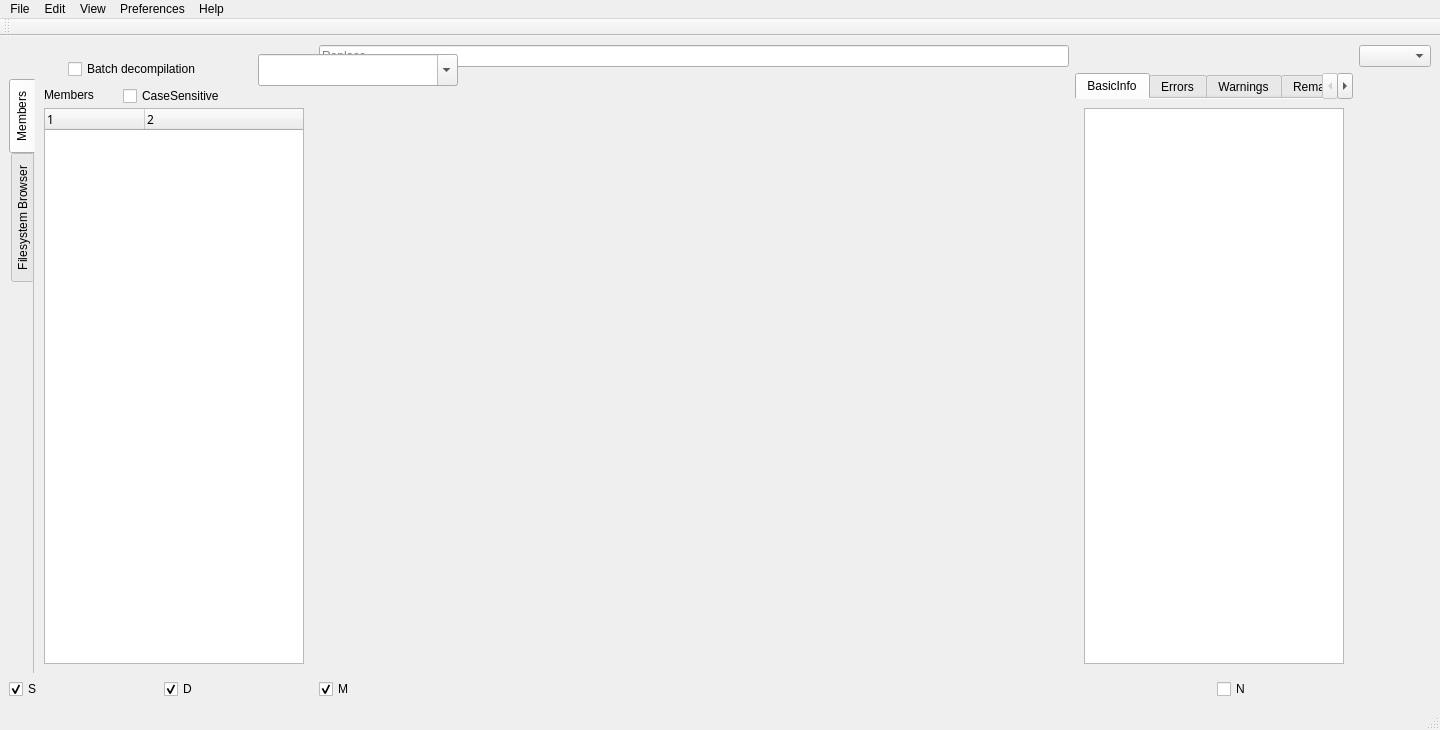
ic005k/Xiasl, file mainwindow.ui: the form before one commit.
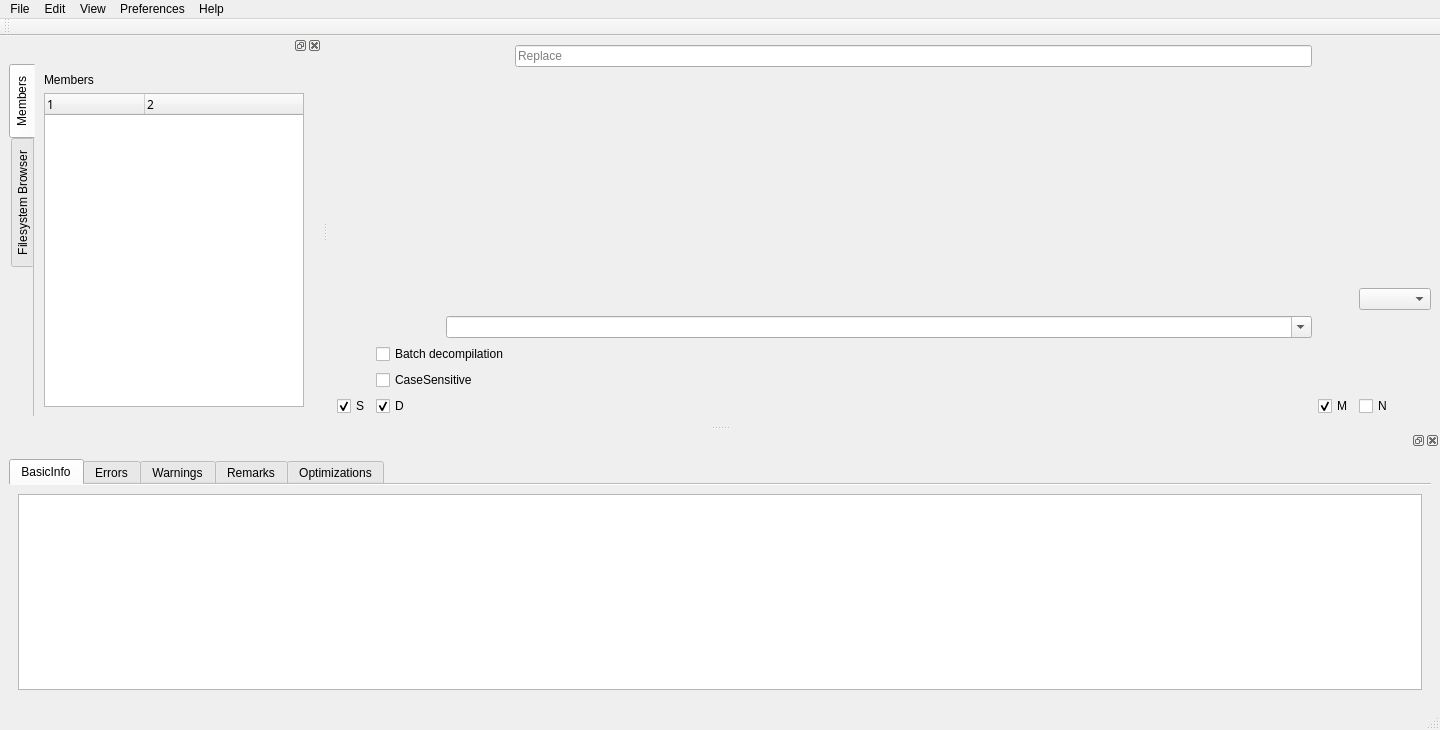
The form after the commit. The open tabs and pages were chosen to show the change. Icons and pictures are not drawn. Custom widgets are drawn as their Qt base class.

Patch:
```diff
--- a/mainwindow.ui
+++ b/mainwindow.ui
@@ -18,222 +18,80 @@
     <normaloff>:/icon/icon.png</normaloff>:/icon/icon.png</iconset>
   </property>
   <widget class="QWidget" name="centralwidget">
-   <layout class="QGridLayout" name="gridLayout_9">
-    <item row="0" column="6">
+   <layout class="QGridLayout" name="gridLayout_12">
+    <item row="0" column="3">
+     <widget class="QLineEdit" name="editReplace">
+      <property name="placeholderText">
+       <string>Replace</string>
+      </property>
+     </widget>
+    </item>
+    <item row="1" column="1" colspan="3">
+     <layout class="QGridLayout" name="gridLayout_10"/>
+    </item>
+    <item row="1" column="4" colspan="2">
+     <widget class="MyTabWidget" name="tabWidget_textEdit" native="true">
+      <property name="currentIndex" stdset="0">
+       <number>-1</number>
+      </property>
+      <property name="usesScrollButtons" stdset="0">
+       <bool>true</bool>
+      </property>
+      <property name="documentMode" stdset="0">
+       <bool>true</bool>
+      </property>
+      <property name="tabsClosable" stdset="0">
+       <bool>false</bool>
+      </property>
+      <property name="movable" stdset="0">
+       <bool>true</bool>
+      </property>
+      <property name="tabBarAutoHide" stdset="0">
+       <bool>true</bool>
+      </property>
+     </widget>
+    </item>
+    <item row="2" column="5">
      <widget class="QComboBox" name="cboxCompilationOptions">
       <property name="toolTip">
        <string>Compilation options</string>
       </property>
      </widget>
     </item>
-    <item row="1" column="4" rowspan="2" colspan="2">
-     <widget class="QTabWidget" name="tabWidget">
-      <property name="currentIndex">
-       <number>0</number>
+    <item row="3" column="2" colspan="2">
+     <widget class="QComboBox" name="editFind">
+      <property name="toolTip">
+       <string/>
       </property>
-      <property name="documentMode">
+      <property name="editable">
        <bool>true</bool>
       </property>
-      <widget class="QWidget" name="tabBasicInfo">
-       <attribute name="title">
-        <string>BasicInfo</string>
-       </attribute>
-       <layout class="QGridLayout" name="gridLayout_2">
-        <item row="0" column="0">
-         <widget class="QTextEdit" name="editShowMsg">
-          <property name="font">
-           <font>
-            <family>SauceCodePro Nerd Font</family>
-           </font>
-          </property>
-          <property name="lineWrapMode">
-           <enum>QTextEdit::NoWrap</enum>
-          </property>
-          <property name="readOnly">
-           <bool>false</bool>
-          </property>
-         </widget>
-        </item>
-       </layout>
-      </widget>
-      <widget class="QWidget" name="tabErrors">
-       <attribute name="title">
-        <string>Errors</string>
-       </attribute>
-       <layout class="QGridLayout" name="gridLayout_3">
-        <item row="0" column="0">
-         <widget class="QTextEdit" name="editErrors">
-          <property name="font">
-           <font>
-            <family>SauceCodePro Nerd Font</family>
-           </font>
-          </property>
-          <property name="lineWrapMode">
-           <enum>QTextEdit::NoWrap</enum>
-          </property>
-          <property name="readOnly">
-           <bool>false</bool>
-          </property>
-         </widget>
-        </item>
-       </layout>
-      </widget>
-      <widget class="QWidget" name="tabWarnings">
-       <attribute name="title">
-        <string>Warnings</string>
-       </attribute>
-       <layout class="QGridLayout" name="gridLayout_4">
-        <item row="0" column="0">
-         <widget class="QTextEdit" name="editWarnings">
-          <property name="font">
-           <font>
-            <family>SauceCodePro Nerd Font</family>
-           </font>
-          </property>
-          <property name="lineWrapMode">
-           <enum>QTextEdit::NoWrap</enum>
-          </property>
-          <property name="readOnly">
-           <bool>false</bool>
-          </property>
-         </widget>
-        </item>
-       </layout>
-      </widget>
-      <widget class="QWidget" name="tabRemarks">
-       <attribute name="title">
-        <string>Remarks</string>
-       </attribute>
-       <layout class="QGridLayout" name="gridLayout_5">
-        <item row="0" column="0">
-         <widget class="QTextEdit" name="editRemarks">
-          <property name="font">
-           <font>
-            <family>SauceCodePro Nerd Font</family>
-           </font>
-          </property>
-          <property name="lineWrapMode">
-           <enum>QTextEdit::NoWrap</enum>
-          </property>
-          <property name="readOnly">
-           <bool>false</bool>
-          </property>
-         </widget>
-        </item>
-       </layout>
-      </widget>
-      <widget class="QWidget" name="tabOptimizations">
-       <attribute name="title">
-        <string>Optimizations</string>
-       </attribute>
-       <layout class="QGridLayout" name="gridLayout_6">
-        <item row="0" column="0">
-         <widget class="QTextEdit" name="editOptimizations">
-          <property name="font">
-           <font>
-            <family>SauceCodePro Nerd Font</family>
-           </font>
-          </property>
-          <property name="lineWrapMode">
-           <enum>QTextEdit::NoWrap</enum>
-          </property>
-          <property name="readOnly">
-           <bool>false</bool>
-          </property>
-         </widget>
-        </item>
-       </layout>
-      </widget>
+      <property name="placeholderText">
+       <string>Find</string>
+      </property>
      </widget>
     </item>
-    <item row="2" column="1" colspan="2">
-     <widget class="QTabWidget" name="tabWidget_misc">
-      <property name="tabPosition">
-       <enum>QTabWidget::West</enum>
+    <item row="4" column="1" colspan="2">
+     <widget class="QCheckBox" name="chkAll">
+      <property name="toolTip">
+       <string>Decompile all AML files in the directory where the opened file is located</string>
       </property>
-      <property name="currentIndex">
-       <number>1</number>
+      <property name="text">
+       <string>Batch decompilation</string>
       </property>
-      <property name="documentMode">
-       <bool>true</bool>
+     </widget>
+    </item>
+    <item row="5" column="1" colspan="2">
+     <widget class="QCheckBox" name="chkCaseSensitive">
+      <property name="text">
+       <string>CaseSensitive</string>
       </property>
-      <widget class="QWidget" name="tab_misc1">
-       <attribute name="title">
-        <string>Members</string>
-       </attribute>
-       <layout class="QGridLayout" name="gridLayout">
-        <item row="0" column="0">
-         <widget class="QLabel" name="lblMembers">
-          <property name="text">
-           <string>Members</string>
-          </property>
-         </widget>
-        </item>
-        <item row="1" column="0">
-         <widget class="QTreeWidget" name="treeWidget">
-          <property name="font">
-           <font>
-            <family>SauceCodePro Nerd Font</family>
-           </font>
-          </property>
-          <property name="frameShape">
-           <enum>QFrame::StyledPanel</enum>
-          </property>
-          <property name="frameShadow">
-           <enum>QFrame::Sunken</enum>
-          </property>
-          <property name="lineWidth">
-           <number>1</number>
-          </property>
-          <property name="midLineWidth">
-           <number>0</number>
-          </property>
-          <property name="horizontalScrollBarPolicy">
-           <enum>Qt::ScrollBarAsNeeded</enum>
-          </property>
-          <property name="sizeAdjustPolicy">
-           <enum>QAbstractScrollArea::AdjustIgnored</enum>
-          </property>
-          <property name="columnCount">
-           <number>2</number>
-          </property>
-          <attribute name="headerHighlightSections">
-           <bool>false</bool>
-          </attribute>
-          <column>
-           <property name="text">
-            <string notr="true">1</string>
-           </property>
-          </column>
-          <column>
-           <property name="text">
-            <string notr="true">2</string>
-           </property>
-          </column>
-         </widget>
-        </item>
-       </layout>
-      </widget>
-      <widget class="QWidget" name="tab_misc2">
-       <attribute name="title">
-        <string>Filesystem Browser</string>
-       </attribute>
-       <layout class="QGridLayout" name="gridLayout_8">
-        <item row="0" column="0">
-         <widget class="QPushButton" name="btnReturn">
-          <property name="text">
-           <string>Return</string>
-          </property>
-         </widget>
-        </item>
-        <item row="1" column="0">
-         <widget class="QTreeView" name="treeView"/>
-        </item>
-       </layout>
-      </widget>
+      <property name="checked">
+       <bool>false</bool>
+      </property>
      </widget>
     </item>
-    <item row="3" column="1">
+    <item row="6" column="0">
      <widget class="QCheckBox" name="chkScope">
       <property name="text">
        <string>S</string>
@@ -243,7 +101,7 @@
       </property>
      </widget>
     </item>
-    <item row="3" column="2">
+    <item row="6" column="1">
      <widget class="QCheckBox" name="chkDevice">
       <property name="text">
        <string>D</string>
@@ -253,7 +111,7 @@
       </property>
      </widget>
     </item>
-    <item row="3" column="3" colspan="2">
+    <item row="6" column="4">
      <widget class="QCheckBox" name="chkMethod">
       <property name="text">
        <string>M</string>
@@ -263,7 +121,7 @@
       </property>
      </widget>
     </item>
-    <item row="3" column="5">
+    <item row="6" column="5">
      <widget class="QCheckBox" name="chkName">
       <property name="text">
        <string>N</string>
@@ -273,96 +131,7 @@
       </property>
      </widget>
     </item>
-    <item row="2" column="3">
-     <layout class="QGridLayout" name="gridLayout_7"/>
-    </item>
-    <item row="0" column="3">
-     <widget class="QLineEdit" name="editReplace">
-      <property name="placeholderText">
-       <string>Replace</string>
-      </property>
-     </widget>
-    </item>
    </layout>
-   <widget class="QCheckBox" name="chkCaseSensitive">
-    <property name="geometry">
-     <rect>
-      <x>123</x>
-      <y>50</y>
-      <width>111</width>
-      <height>20</height>
-     </rect>
-    </property>
-    <property name="text">
-     <string>CaseSensitive</string>
-    </property>
-    <property name="checked">
-     <bool>false</bool>
-    </property>
-   </widget>
-   <widget class="MyTabWidget" name="tabWidget_textEdit" native="true">
-    <property name="geometry">
-     <rect>
-      <x>209</x>
-      <y>102</y>
-      <width>16</width>
-      <height>16</height>
-     </rect>
-    </property>
-    <property name="currentIndex" stdset="0">
-     <number>-1</number>
-    </property>
-    <property name="usesScrollButtons" stdset="0">
-     <bool>true</bool>
-    </property>
-    <property name="documentMode" stdset="0">
-     <bool>true</bool>
-    </property>
-    <property name="tabsClosable" stdset="0">
-     <bool>false</bool>
-    </property>
-    <property name="movable" stdset="0">
-     <bool>true</bool>
-    </property>
-    <property name="tabBarAutoHide" stdset="0">
-     <bool>true</bool>
-    </property>
-   </widget>
-   <widget class="QCheckBox" name="chkAll">
-    <property name="geometry">
-     <rect>
-      <x>68</x>
-      <y>23</y>
-      <width>149</width>
-      <height>20</height>
-     </rect>
-    </property>
-    <property name="toolTip">
-     <string>Decompile all AML files in the directory where the opened file is located</string>
-    </property>
-    <property name="text">
-     <string>Batch decompilation</string>
-    </property>
-   </widget>
-   <widget class="QComboBox" name="editFind">
-    <property name="geometry">
-     <rect>
-      <x>258</x>
-      <y>18</y>
-      <width>200</width>
-      <height>32</height>
-     </rect>
-    </property>
-    <property name="toolTip">
-     <string/>
-    </property>
-    <property name="editable">
-     <bool>true</bool>
-    </property>
-    <property name="placeholderText">
-     <string>Find</string>
-    </property>
-   </widget>
   </widget>
   <widget class="QMenuBar" name="menubar">
    <property name="geometry">
@@ -450,6 +219,252 @@
     <bool>false</bool>
    </attribute>
   </widget>
+  <widget class="QDockWidget" name="dockWidget">
+   <property name="allowedAreas">
+    <set>Qt::LeftDockWidgetArea|Qt::RightDockWidgetArea</set>
+   </property>
+   <attribute name="dockWidgetArea">
+    <number>1</number>
+   </attribute>
+   <widget class="QWidget" name="dockWidgetContents">
+    <layout class="QGridLayout" name="gridLayout_9">
+     <item row="0" column="0">
+      <widget class="QTabWidget" name="tabWidget_misc">
+       <property name="tabPosition">
+        <enum>QTabWidget::West</enum>
+       </property>
+       <property name="currentIndex">
+        <number>0</number>
+       </property>
+       <property name="documentMode">
+        <bool>true</bool>
+       </property>
+       <widget class="QWidget" name="tab_misc1">
+        <attribute name="title">
+         <string>Members</string>
+        </attribute>
+        <layout class="QGridLayout" name="gridLayout">
+         <item row="0" column="0">
+          <widget class="QLabel" name="lblMembers">
+           <property name="text">
+            <string>Members</string>
+           </property>
+          </widget>
+         </item>
+         <item row="1" column="0">
+          <widget class="QTreeWidget" name="treeWidget">
+           <property name="font">
+            <font>
+             <family>SauceCodePro Nerd Font</family>
+            </font>
+           </property>
+           <property name="frameShape">
+            <enum>QFrame::StyledPanel</enum>
+           </property>
+           <property name="frameShadow">
+            <enum>QFrame::Sunken</enum>
+           </property>
+           <property name="lineWidth">
+            <number>1</number>
+           </property>
+           <property name="midLineWidth">
+            <number>0</number>
+           </property>
+           <property name="horizontalScrollBarPolicy">
+            <enum>Qt::ScrollBarAsNeeded</enum>
+           </property>
+           <property name="sizeAdjustPolicy">
+            <enum>QAbstractScrollArea::AdjustIgnored</enum>
+           </property>
+           <property name="columnCount">
+            <number>2</number>
+           </property>
+           <attribute name="headerHighlightSections">
+            <bool>false</bool>
+           </attribute>
+           <column>
+            <property name="text">
+             <string notr="true">1</string>
+            </property>
+           </column>
+           <column>
+            <property name="text">
+             <string notr="true">2</string>
+            </property>
+           </column>
+          </widget>
+         </item>
+        </layout>
+       </widget>
+       <widget class="QWidget" name="tab_misc2">
+        <attribute name="title">
+         <string>Filesystem Browser</string>
+        </attribute>
+        <layout class="QGridLayout" name="gridLayout_8">
+         <item row="0" column="0">
+          <widget class="QPushButton" name="btnReturn">
+           <property name="text">
+            <string>Return</string>
+           </property>
+          </widget>
+         </item>
+         <item row="1" column="0">
+          <widget class="QTreeView" name="treeView"/>
+         </item>
+        </layout>
+       </widget>
+      </widget>
+     </item>
+    </layout>
+   </widget>
+  </widget>
+  <widget class="QDockWidget" name="dockWidget3_2">
+   <property name="minimumSize">
+    <size>
+     <width>301</width>
+     <height>177</height>
+    </size>
+   </property>
+   <property name="maximumSize">
+    <size>
+     <width>524287</width>
+     <height>524287</height>
+    </size>
+   </property>
+   <property name="baseSize">
+    <size>
+     <width>0</width>
+     <height>0</height>
+    </size>
+   </property>
+   <attribute name="dockWidgetArea">
+    <number>8</number>
+   </attribute>
+   <widget class="QWidget" name="dockWidgetContents_7">
+    <layout class="QGridLayout" name="gridLayout_7">
+     <item row="0" column="0">
+      <widget class="QTabWidget" name="tabWidget">
+       <property name="currentIndex">
+        <number>0</number>
+       </property>
+       <property name="documentMode">
+        <bool>true</bool>
+       </property>
+       <widget class="QWidget" name="tabBasicInfo">
+        <attribute name="title">
+         <string>BasicInfo</string>
+        </attribute>
+        <layout class="QGridLayout" name="gridLayout_2">
+         <item row="0" column="0">
+          <widget class="QTextEdit" name="editShowMsg">
+           <property name="font">
+            <font>
+             <family>SauceCodePro Nerd Font</family>
+            </font>
+           </property>
+           <property name="lineWrapMode">
+            <enum>QTextEdit::NoWrap</enum>
+           </property>
+           <property name="readOnly">
+            <bool>false</bool>
+           </property>
+          </widget>
+         </item>
+        </layout>
+       </widget>
+       <widget class="QWidget" name="tabErrors">
+        <attribute name="title">
+         <string>Errors</string>
+        </attribute>
+        <layout class="QGridLayout" name="gridLayout_3">
+         <item row="0" column="0">
+          <widget class="QTextEdit" name="editErrors">
+           <property name="font">
+            <font>
+             <family>SauceCodePro Nerd Font</family>
+            </font>
+           </property>
+           <property name="lineWrapMode">
+            <enum>QTextEdit::NoWrap</enum>
+           </property>
+           <property name="readOnly">
+            <bool>false</bool>
+           </property>
+          </widget>
+         </item>
+        </layout>
+       </widget>
+       <widget class="QWidget" name="tabWarnings">
+        <attribute name="title">
+         <string>Warnings</string>
+        </attribute>
+        <layout class="QGridLayout" name="gridLayout_4">
+         <item row="0" column="0">
+          <widget class="QTextEdit" name="editWarnings">
+           <property name="font">
+            <font>
+             <family>SauceCodePro Nerd Font</family>
+            </font>
+           </property>
+           <property name="lineWrapMode">
+            <enum>QTextEdit::NoWrap</enum>
+           </property>
+           <property name="readOnly">
+            <bool>false</bool>
+           </property>
+          </widget>
+         </item>
+        </layout>
+       </widget>
+       <widget class="QWidget" name="tabRemarks">
+        <attribute name="title">
+         <string>Remarks</string>
+        </attribute>
+        <layout class="QGridLayout" name="gridLayout_5">
+         <item row="0" column="0">
+          <widget class="QTextEdit" name="editRemarks">
+           <property name="font">
+            <font>
+             <family>SauceCodePro Nerd Font</family>
+            </font>
+           </property>
+           <property name="lineWrapMode">
+            <enum>QTextEdit::NoWrap</enum>
+           </property>
+           <property name="readOnly">
+            <bool>false</bool>
+           </property>
+          </widget>
+         </item>
+        </layout>
+       </widget>
+       <widget class="QWidget" name="tabOptimizations">
+        <attribute name="title">
+         <string>Optimizations</string>
+        </attribute>
+        <layout class="QGridLayout" name="gridLayout_6">
+         <item row="0" column="0">
+          <widget class="QTextEdit" name="editOptimizations">
+           <property name="font">
+            <font>
+             <family>SauceCodePro Nerd Font</family>
+            </font>
+           </property>
+           <property name="lineWrapMode">
+            <enum>QTextEdit::NoWrap</enum>
+           </property>
+           <property name="readOnly">
+            <bool>false</bool>
+           </property>
+          </widget>
+         </item>
+        </layout>
+       </widget>
+      </widget>
+     </item>
+    </layout>
+   </widget>
+  </widget>
   <action name="actionOpen">
    <property name="text">
     <string>Open</string>
```
Left out of the diff: 2 changed lines with no effect on the pictures.
